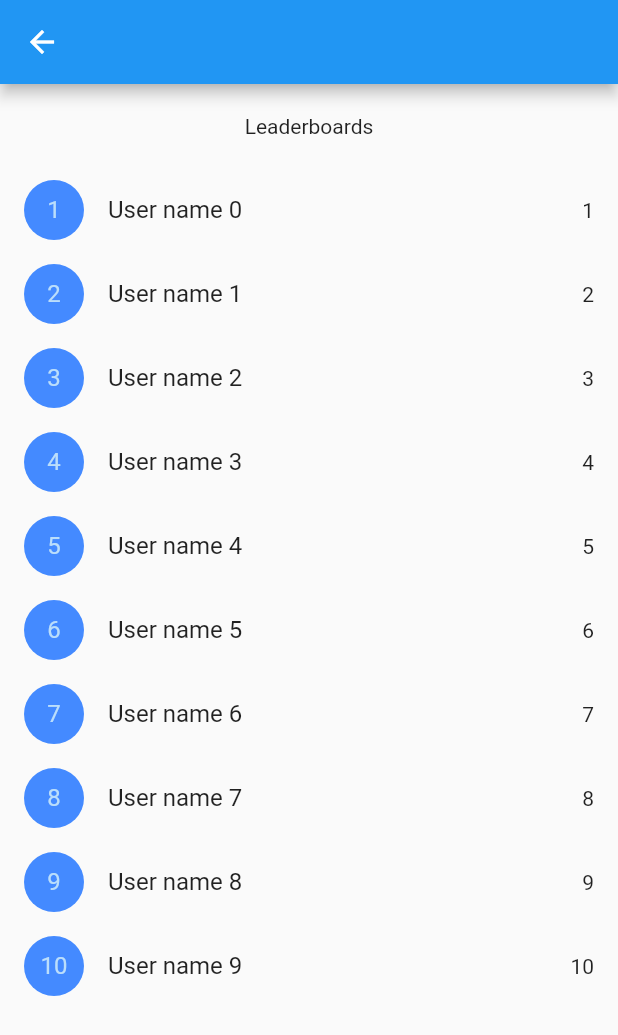
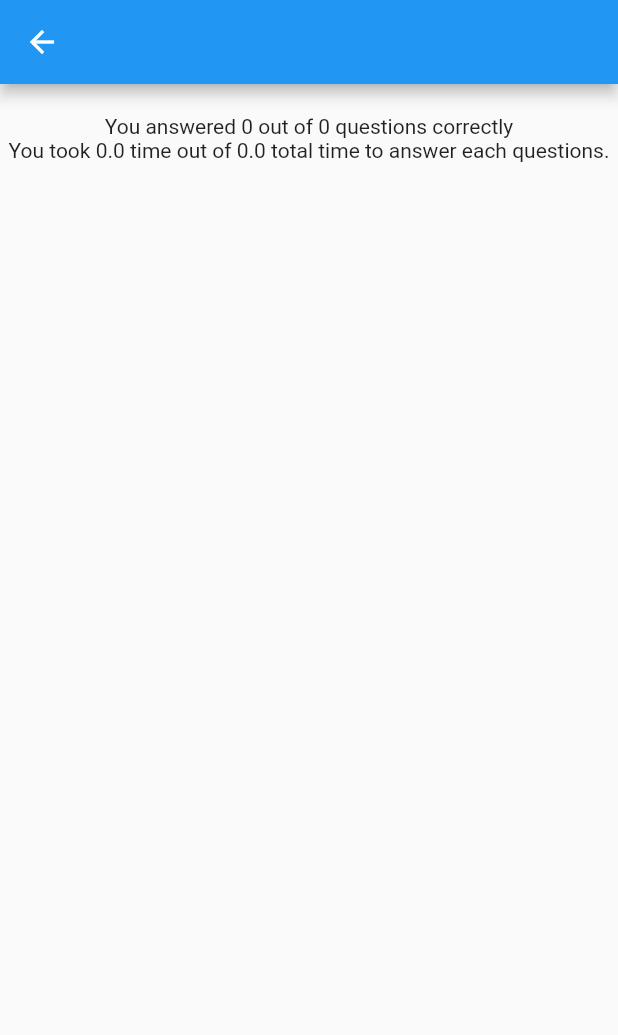
Before and after one commit to gdscrgpv/quizbanao, a Flutter app: the ResultScreen screen opened by its route, on a phone screen of 412 x 824 dp. Shown: the top 1035 px of the screen. Run offline on Flutter 3.47's test engine with Material 2 defaults, Android fonts, the phone set to English and light mode, and no system bars; our stand-ins replace cloud_firestore, firebase_core, timer_builder; accounts and stored records are empty.

Commit message:
basic functionalities added

```diff
--- a/lib/providers/auth.dart
+++ b/lib/providers/auth.dart
@@ -8,14 +8,17 @@ class UserModel {
   String email;
   String quizId;
   int marks;
+  double timeTaken;
   UserModel(
       {required this.fullName,
       required this.email,
       required this.quizId,
-      required this.marks});
+      required this.marks,
+      required this.timeTaken});
 }
 
 class AuthProvider with ChangeNotifier {
+  late String userId;
   Future<bool> creteNewEntry(UserModel user) async {
     try {
       await FirebaseFirestore.instance.collection('users').add({
@@ -23,7 +26,8 @@ class AuthProvider with ChangeNotifier {
         'email': user.email,
         'quizId': user.quizId,
         'marks': user.marks,
-      });
+        'time_taken': user.timeTaken
+      }).then((value) => userId = value.id);
       return true;
     } catch (e) {
       log(e.toString());
--- a/lib/providers/quiz.dart
+++ b/lib/providers/quiz.dart
@@ -2,6 +2,8 @@ import 'dart:developer';
 
 import 'package:cloud_firestore/cloud_firestore.dart';
 import 'package:flutter/material.dart';
+import 'package:provider/provider.dart';
+import 'package:quizbanao/providers/auth.dart';
 
 class Question {
   String question;
@@ -25,6 +27,10 @@ class QuizProvider with ChangeNotifier {
   Quiz _quiz = Quiz(id: '', questions: []);
   Quiz get quiz => _quiz;
   bool loadingQuiz = true;
+  int _marks = 0;
+  int get marks => _marks;
+  double _timeTaken = 0;
+  double get timeTaken => _timeTaken;
 
   Future<bool> validateQuizId(String quizId) async {
     if (quizId.isEmpty) {
@@ -48,9 +54,31 @@ class QuizProvider with ChangeNotifier {
     }
   }
 
+  //submit responses
+  Future addAnswer(int index, String answer, double timeTaken, int maxTime) async {
+    if ("option" + index.toString() == answer) {
+      _marks++;
+      _timeTaken += timeTaken;
+      print("MARKS"+_marks.toString());
+      print("MARKS"+_timeTaken.toString());
+    }
+    else{
+      _timeTaken += maxTime;
+    }
+  }
+
+  Future<void> submitQuiz(String uid) async {
+    await FirebaseFirestore.instance
+        .collection('users')
+        .doc(uid)
+        .update({
+      'marks': _marks,
+      'time_taken': _timeTaken
+    });
+  }
   // fetch questions
   void fetchQuiz(String id) async {
-    print("******* "+id.toString());
+    print("******* " + id.toString());
     loadingQuiz = true;
     notifyListeners();
     var doc =
--- a/lib/screens/login.dart
+++ b/lib/screens/login.dart
@@ -101,7 +101,8 @@ class LoginScreen extends StatelessWidget {
                               fullName: _nameController.text,
                               email: _emailController.text,
                               quizId: _quizIdController.text,
-                              marks: 0));
+                              marks: 0,
+                              timeTaken: 0.0));
                       log("User created");
                       // If user is created then navigate to the questions screen
                       if (resp) {
--- a/lib/screens/results.dart
+++ b/lib/screens/results.dart
@@ -1,4 +1,6 @@
 import 'package:flutter/material.dart';
+import 'package:provider/provider.dart';
+import 'package:quizbanao/providers/quiz.dart';
 
 class ResultScreen extends StatelessWidget {
   static const routeName = "/results-screen";
@@ -6,32 +8,22 @@ class ResultScreen extends StatelessWidget {
   Widget build(BuildContext context) {
     return Scaffold(
         appBar: AppBar(),
-      body: Center(
+        body: Consumer<QuizProvider>(builder: (context, value, child) {
+          double timetaken = 0;
+          value.quiz.questions.forEach((element) {timetaken+=element.time;});
+          print(timetaken);
+          return Center(
             child: Container(
               height: MediaQuery.of(context).size.height,
               child: Column(
                 children: [
                   SizedBox(height: 20),
-              Text("Leaderboards"),
-              SizedBox(height: 20),
-              Expanded(
-                child: ListView.builder(
-                    itemBuilder: (context, index) {
-                      return ListTile(
-                        leading: CircleAvatar(
-                          backgroundColor: Colors.blueAccent,
-                          child: Text("${index + 1}"),
-                        ),
-                        title: Text("User name $index"),
-                        trailing: Text("${index + 1}"),
-                      );
-                    },
-                    itemCount: 10),
-              ),
+                  Text('You answered '+value.marks.toString()+' out of '+value.quiz.questions.length.toString()+' questions correctly'),
+                  Text('You took '+value.timeTaken.toString()+' time out of '+timetaken.toString()+' total time to answer each questions.'),
                 ],
               ),
             ),
-      ),
           );
+        }));
   }
 }
--- a/pubspec.yaml
+++ b/pubspec.yaml
@@ -31,6 +31,7 @@ dependencies:
   firebase_core: ^1.8.0
   cloud_firestore: ^2.5.4
   timer_builder: ^2.0.0
+  percent_indicator: "^2.1.7+2"
 
   provider: ^6.0.1
 
```
Also changed, not shown: lib/screens/questions.dart (+91 -40 lines), pubspec.lock. Lines whose indentation alone changed are shown as unchanged.
